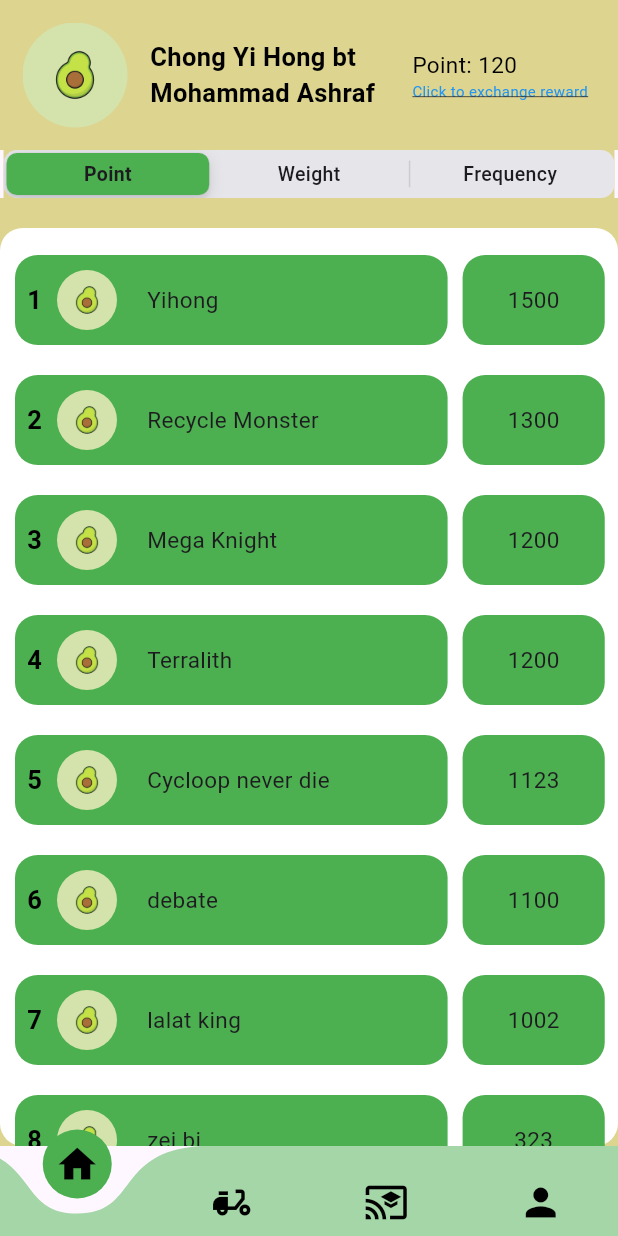
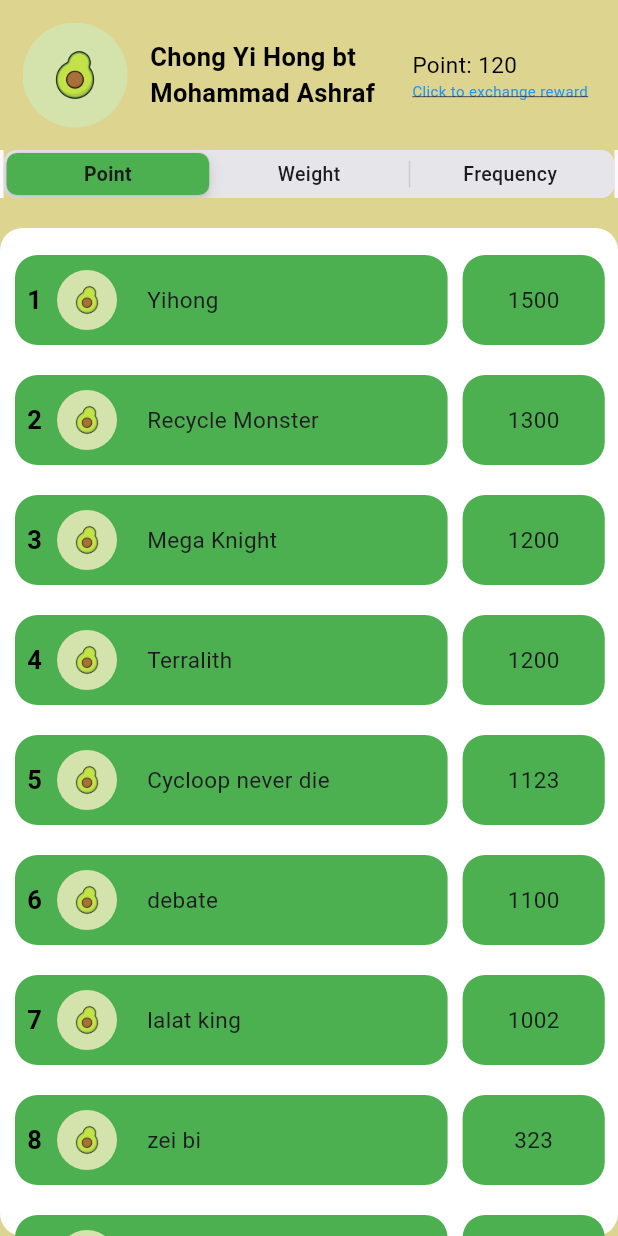
Before and after one commit to whuiii/EcoConnect, a Flutter app: the HomePage screen opened directly, on a phone screen of 412 x 824 dp. Run offline on Flutter 3.47's test engine with Material 3 defaults, Android fonts, the phone set to English and light mode, and no system bars; drawn by our look-alikes of curved_navigation_bar; our stand-ins replace animate_do, flutter_bloc, iconsax; missing offline and left inert: email_auth, email_otp.

Commit message:
Navigator bar functioned

```diff
--- a/lib/home.dart
+++ b/lib/home.dart
@@ -2,6 +2,7 @@ import 'package:curved_navigation_bar/curved_navigation_bar.dart';
 import 'package:flutter/material.dart';
 import 'package:navigate/color.dart';
 import 'package:flutter/cupertino.dart';
+import 'package:navigate/login.dart';
 import 'package:navigate/ranking.dart/provider_ranking.dart';
 
 enum RankingCategory { point, weight, frequency }
@@ -18,8 +19,8 @@ class _HomePageState extends State<HomePage> {
   int userPoints = 120;
   RankingCategory _selectedTab = RankingCategory.point;
   final page = [
-    //Home(),
-    // Weight(),
+    HomePage(),
+    LoginPage(),
     // Frequency(),
     // Point(),
   ];
@@ -139,23 +140,6 @@ class _HomePageState extends State<HomePage> {
             ],
           ),
         ),
-        bottomNavigationBar: Theme(
-          data: Theme.of(context).copyWith(
-            iconTheme: IconThemeData(color: Colors.black), // icon color
-          ),
-          child: CurvedNavigationBar(
-            //key: navigationKey,
-            color: Colors.green.shade200, // navigation bar color
-            buttonBackgroundColor: Colors.green, // backgrond of icon color
-            backgroundColor: Colors.transparent,
-            height: 60,
-            animationCurve: Curves.easeInOut,
-            animationDuration:
-                Duration(milliseconds: 300), // make the animation more faster
-            index: index,
-            items: items,
-            onTap: (index) => setState(() => this.index = index),
-          ),
-        ));
+        );
   }
 }
--- a/lib/route_generator.dart
+++ b/lib/route_generator.dart
@@ -3,6 +3,7 @@ import 'package:navigate/home.dart';
 import 'package:navigate/mainpage.dart';
 import 'package:navigate/login.dart';
 import 'package:navigate/main.dart';
+import 'package:navigate/menu.dart';
 import 'package:navigate/navigate.dart';
 import 'package:navigate/register.dart';
 
@@ -18,7 +19,7 @@ class RouteGenerator {
       case '/2':
         return MaterialPageRoute(builder: (_) => RegisterPage());
       case '/3':
-        return MaterialPageRoute(builder: (_) => HomePage());
+        return MaterialPageRoute(builder: (_) => ProviderPage());
       case '/4':
         return MaterialPageRoute(builder: (_) => Navigate());
 
```
Also changed, not shown: lib/menu.dart (added, +75 -0 lines), 4 other files.
